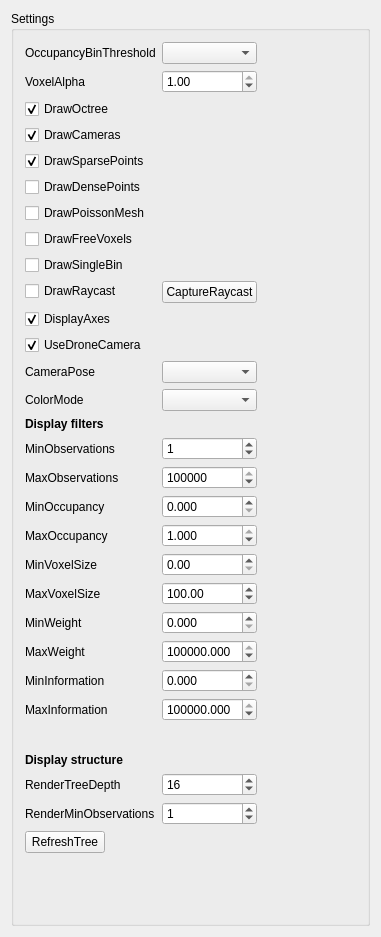
bennihepp/Quad3DR, file viewpoint_planner/src/ui/viewer_settings_panel.ui: the form before one commit.
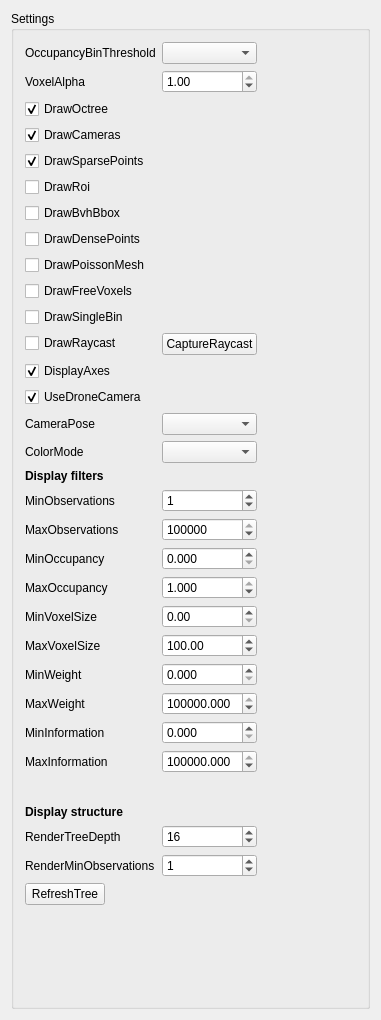
The form after the commit.

```diff
--- a/viewpoint_planner/src/ui/viewer_settings_panel.ui
+++ b/viewpoint_planner/src/ui/viewer_settings_panel.ui
@@ -7,7 +7,7 @@
     <x>0</x>
     <y>0</y>
     <width>381</width>
-    <height>937</height>
+    <height>1020</height>
    </rect>
   </property>
   <property name="sizePolicy">
@@ -98,36 +98,36 @@
           </property>
          </widget>
         </item>
-        <item row="9" column="0">
+        <item row="11" column="0">
          <widget class="QCheckBox" name="drawFreeVoxels">
           <property name="text">
            <string>DrawFreeVoxels</string>
           </property>
          </widget>
         </item>
-        <item row="10" column="0">
+        <item row="12" column="0">
          <widget class="QCheckBox" name="drawSingleBin">
           <property name="text">
            <string>DrawSingleBin</string>
           </property>
          </widget>
         </item>
-        <item row="11" column="0">
+        <item row="13" column="0">
          <widget class="QCheckBox" name="drawRaycast">
           <property name="text">
            <string>DrawRaycast</string>
           </property>
          </widget>
         </item>
-        <item row="11" column="1">
+        <item row="13" column="1">
          <widget class="QPushButton" name="captureRaycast">
           <property name="text">
            <string>CaptureRaycast</string>
           </property>
          </widget>
         </item>
-        <item row="12" column="0" colspan="2">
-         <widget class="QCheckBox" name="displayAxes">
+        <item row="14" column="0" colspan="2">
+         <widget class="QCheckBox" name="drawAxes">
           <property name="text">
            <string>DisplayAxes</string>
           </property>
@@ -136,7 +136,7 @@
           </property>
          </widget>
         </item>
-        <item row="14" column="0">
+        <item row="16" column="0">
          <widget class="QCheckBox" name="useDroneCamera">
           <property name="text">
            <string>UseDroneCamera</string>
@@ -146,27 +146,27 @@
           </property>
          </widget>
         </item>
-        <item row="15" column="0">
+        <item row="17" column="0">
          <widget class="QLabel" name="label_4">
           <property name="text">
            <string>CameraPose</string>
           </property>
          </widget>
         </item>
-        <item row="15" column="1">
+        <item row="17" column="1">
          <widget class="QComboBox" name="imagePose"/>
         </item>
-        <item row="16" column="0">
+        <item row="18" column="0">
          <widget class="QLabel" name="label_14">
           <property name="text">
            <string>ColorMode</string>
           </property>
          </widget>
         </item>
-        <item row="16" column="1">
+        <item row="18" column="1">
          <widget class="QComboBox" name="colorFlags"/>
         </item>
-        <item row="18" column="0">
+        <item row="20" column="0">
          <widget class="QLabel" name="label_11">
           <property name="font">
            <font>
@@ -179,14 +179,14 @@
           </property>
          </widget>
         </item>
-        <item row="19" column="0">
+        <item row="21" column="0">
          <widget class="QLabel" name="label_5">
           <property name="text">
            <string>MinObservations</string>
           </property>
          </widget>
         </item>
-        <item row="19" column="1">
+        <item row="21" column="1">
          <widget class="QSpinBox" name="minObservations">
           <property name="maximum">
            <number>9999999</number>
@@ -196,14 +196,14 @@
           </property>
          </widget>
         </item>
-        <item row="20" column="0">
+        <item row="22" column="0">
          <widget class="QLabel" name="label_6">
           <property name="text">
            <string>MaxObservations</string>
           </property>
          </widget>
         </item>
-        <item row="20" column="1">
+        <item row="22" column="1">
          <widget class="QSpinBox" name="maxObservations">
           <property name="maximum">
            <number>9999999</number>
@@ -213,14 +213,14 @@
           </property>
          </widget>
         </item>
-        <item row="21" column="0">
+        <item row="23" column="0">
          <widget class="QLabel" name="label_7">
           <property name="text">
            <string>MinOccupancy</string>
           </property>
          </widget>
         </item>
-        <item row="21" column="1">
+        <item row="23" column="1">
          <widget class="QDoubleSpinBox" name="minOccupancy">
           <property name="decimals">
            <number>3</number>
@@ -233,14 +233,14 @@
           </property>
          </widget>
         </item>
-        <item row="22" column="0">
+        <item row="24" column="0">
          <widget class="QLabel" name="label_8">
           <property name="text">
            <string>MaxOccupancy</string>
           </property>
          </widget>
         </item>
-        <item row="22" column="1">
+        <item row="24" column="1">
          <widget class="QDoubleSpinBox" name="maxOccupancy">
           <property name="decimals">
            <number>3</number>
@@ -256,14 +256,14 @@
           </property>
          </widget>
         </item>
-        <item row="23" column="0">
+        <item row="25" column="0">
          <widget class="QLabel" name="label_9">
           <property name="text">
            <string>MinVoxelSize</string>
           </property>
          </widget>
         </item>
-        <item row="23" column="1">
+        <item row="25" column="1">
          <widget class="QDoubleSpinBox" name="minVoxelSize">
           <property name="maximum">
            <double>4294967.000000000000000</double>
@@ -273,14 +273,14 @@
           </property>
          </widget>
         </item>
-        <item row="24" column="0">
+        <item row="26" column="0">
          <widget class="QLabel" name="label_10">
           <property name="text">
            <string>MaxVoxelSize</string>
           </property>
          </widget>
         </item>
-        <item row="24" column="1">
+        <item row="26" column="1">
          <widget class="QDoubleSpinBox" name="maxVoxelSize">
           <property name="maximum">
            <double>4294967.000000000000000</double>
@@ -293,14 +293,14 @@
           </property>
          </widget>
         </item>
-        <item row="25" column="0">
+        <item row="27" column="0">
          <widget class="QLabel" name="label_15">
           <property name="text">
            <string>MinWeight</string>
           </property>
          </widget>
         </item>
-        <item row="25" column="1">
+        <item row="27" column="1">
          <widget class="QDoubleSpinBox" name="minWeight">
           <property name="decimals">
            <number>3</number>
@@ -313,14 +313,14 @@
           </property>
          </widget>
         </item>
-        <item row="26" column="0">
+        <item row="28" column="0">
          <widget class="QLabel" name="label_16">
           <property name="text">
            <string>MaxWeight</string>
           </property>
          </widget>
         </item>
-        <item row="26" column="1">
+        <item row="28" column="1">
          <widget class="QDoubleSpinBox" name="maxWeight">
           <property name="decimals">
            <number>3</number>
@@ -336,7 +336,7 @@
           </property>
          </widget>
         </item>
-        <item row="29" column="0" colspan="2">
+        <item row="31" column="0" colspan="2">
          <spacer name="horizontalSpacer">
           <property name="orientation">
            <enum>Qt::Horizontal</enum>
@@ -349,7 +349,7 @@
           </property>
          </spacer>
         </item>
-        <item row="30" column="0">
+        <item row="32" column="0">
          <widget class="QLabel" name="label_13">
           <property name="font">
            <font>
@@ -362,14 +362,14 @@
           </property>
          </widget>
         </item>
-        <item row="31" column="0">
+        <item row="33" column="0">
          <widget class="QLabel" name="label_2">
           <property name="text">
            <string>RenderTreeDepth</string>
           </property>
          </widget>
         </item>
-        <item row="31" column="1">
+        <item row="33" column="1">
          <widget class="QSpinBox" name="renderTreeDepth">
           <property name="maximum">
            <number>32</number>
@@ -379,14 +379,14 @@
           </property>
          </widget>
         </item>
-        <item row="32" column="0">
+        <item row="34" column="0">
          <widget class="QLabel" name="label_12">
           <property name="text">
            <string>RenderMinObservations</string>
           </property>
          </widget>
         </item>
-        <item row="32" column="1">
+        <item row="34" column="1">
          <widget class="QSpinBox" name="renderObservationThreshold">
           <property name="maximum">
            <number>99999999</number>
@@ -396,28 +396,28 @@
           </property>
          </widget>
         </item>
-        <item row="33" column="0">
+        <item row="35" column="0">
          <widget class="QPushButton" name="refreshTree">
           <property name="text">
            <string>RefreshTree</string>
           </property>
          </widget>
         </item>
-        <item row="27" column="0">
+        <item row="29" column="0">
          <widget class="QLabel" name="label_17">
           <property name="text">
            <string>MinInformation</string>
           </property>
          </widget>
         </item>
-        <item row="28" column="0">
+        <item row="30" column="0">
          <widget class="QLabel" name="label_18">
           <property name="text">
            <string>MaxInformation</string>
           </property>
          </widget>
         </item>
-        <item row="27" column="1">
+        <item row="29" column="1">
          <widget class="QDoubleSpinBox" name="minInformation">
           <property name="decimals">
            <number>3</number>
@@ -430,7 +430,7 @@
           </property>
          </widget>
         </item>
-        <item row="28" column="1">
+        <item row="30" column="1">
          <widget class="QDoubleSpinBox" name="maxInformation">
           <property name="decimals">
            <number>3</number>
@@ -446,20 +446,34 @@
           </property>
          </widget>
         </item>
-        <item row="7" column="0">
+        <item row="9" column="0">
          <widget class="QCheckBox" name="drawDensePoints">
           <property name="text">
            <string>DrawDensePoints</string>
           </property>
          </widget>
         </item>
-        <item row="8" column="0">
+        <item row="10" column="0">
          <widget class="QCheckBox" name="drawPoissonMesh">
           <property name="text">
            <string>DrawPoissonMesh</string>
           </property>
          </widget>
         </item>
+        <item row="7" column="0">
+         <widget class="QCheckBox" name="drawRegionOfInterest">
+          <property name="text">
+           <string>DrawRoi</string>
+          </property>
+         </widget>
+        </item>
+        <item row="8" column="0">
+         <widget class="QCheckBox" name="drawBvhBbox">
+          <property name="text">
+           <string>DrawBvhBbox</string>
+          </property>
+         </widget>
+        </item>
        </layout>
       </item>
      </layout>
```
